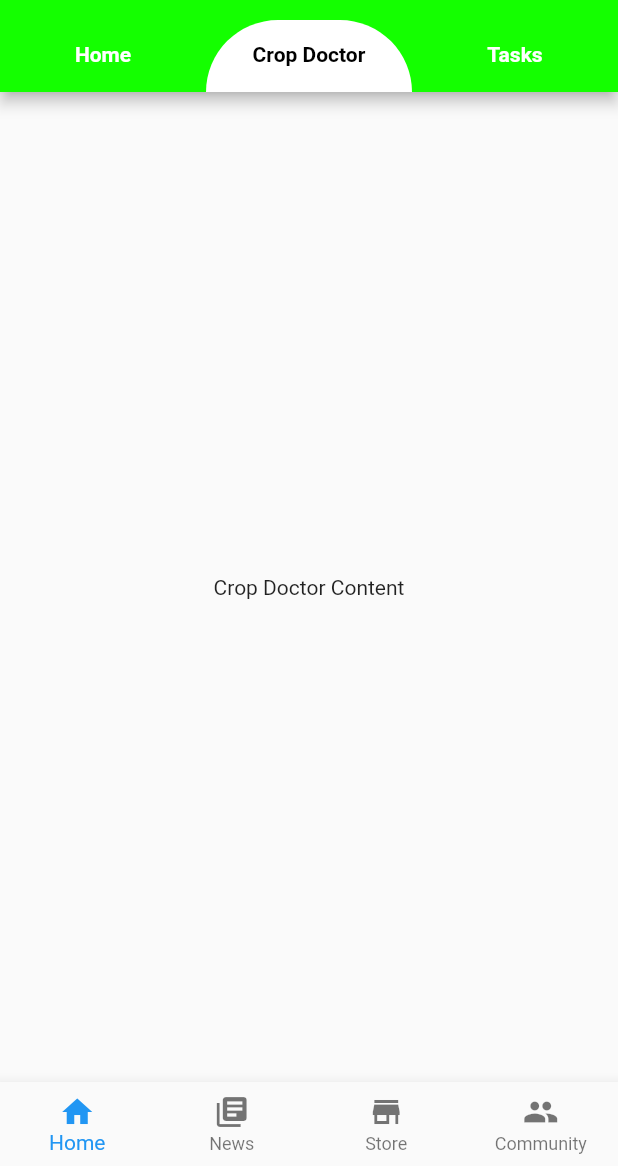
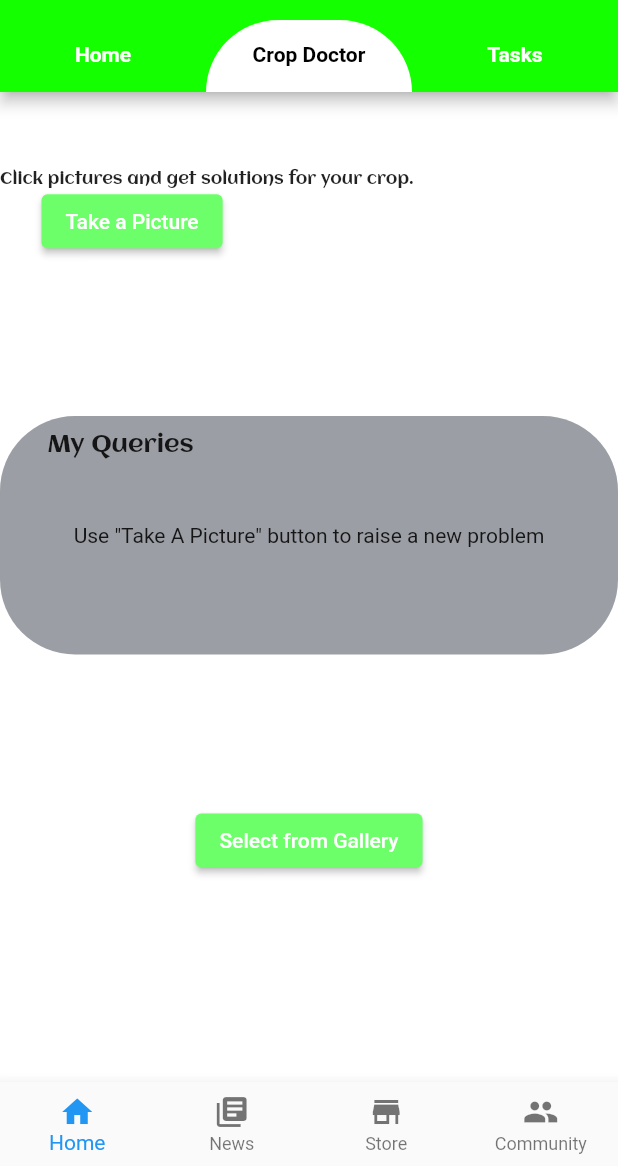
Before and after one commit to Naval1704/Greenify, a Flutter app: the LobbyPage screen opened directly, tab 2 chosen, on a phone screen of 412 x 824 dp, the part 70-1236 px from its top. Run offline on Flutter 3.47's test engine with Material 2 defaults, Android fonts, the phone set to English and light mode, and no system bars; our stand-ins replace image_picker; missing offline and left inert: amplify_auth_cognito, amplify_authenticator, amplify_flutter.

Commit message:
added cropdoctor and tasks ui

```diff
--- /dev/null
+++ b/lib/cropdoctor.dart
@@ -0,0 +1,120 @@
+import 'package:flutter/material.dart';
+import 'package:image_picker/image_picker.dart';
+import 'dart:io';
+import 'package:path_provider/path_provider.dart';
+
+class CropDoctor extends StatefulWidget {
+  @override
+  _CropDoctorState createState() => _CropDoctorState();
+}
+
+class _CropDoctorState extends State<CropDoctor> {
+  List<File> pastImages = []; // List to store past images
+  final String imagesKey = 'pastImages';
+
+  @override
+  Widget build(BuildContext context) {
+    return Scaffold(
+      backgroundColor: Colors.white, // Set the background to white
+      body: Column(
+        mainAxisSize: MainAxisSize.max,
+        children: [
+          Align(
+            alignment: AlignmentDirectional(0.00, -0.50),
+            child: Container(
+              width: double.infinity,
+              height: 116,
+              decoration: BoxDecoration(
+                color: Colors.white, // Set the background to white
+              ),
+              child: Align(
+                alignment: AlignmentDirectional(1.00, 1.00),
+                child: Stack(
+                  children: [
+                    Align(
+                      alignment: AlignmentDirectional(-1.00, 0.00),
+                      child: Text(
+                        'Click pictures and get solutions for your crop.',
+                        style: TextStyle(
+                          fontFamily: 'Aclonica',
+                          fontSize: 11,
+                        ),
+                      ),
+                    ),
+                    Align(
+                      alignment: AlignmentDirectional(-0.81, 0.83),
+                      child: ElevatedButton(
+                        onPressed: () {
+                          print('Button pressed ...');
+                        },
+                        style: ElevatedButton.styleFrom(
+                          primary: Color(0xFF6CFF69), // Set button color to #6CFF69
+                        ),
+                        child: Text('Take a Picture'),
+                      ),
+                    ),
+                  ],
+                ),
+              ),
+            ),
+          ),
+          Align(
+            alignment: AlignmentDirectional(0.00, 1.00),
+            child: Padding(
+              padding: EdgeInsets.only(top: 100),
+              child: Container(
+                width: double.infinity,
+                height: 159,
+                decoration: BoxDecoration(
+                  color: Color(0xFF9B9EA4),
+                  borderRadius: BorderRadius.circular(50),
+                ),
+                child: Align(
+                  alignment: AlignmentDirectional(0.00, 0.00),
+                  child: Stack(
+                    children: [
+                      Align(
+                        alignment: AlignmentDirectional(-0.80, -1.00),
+                        child: Padding(
+                          padding: EdgeInsets.only(top: 10),
+                          child: Text(
+                            'My Queries',
+                            style: TextStyle(
+                              fontFamily: 'Aclonica',
+                              fontSize: 16,
+                            ),
+                          ),
+                        ),
+                      ),
+                      Align(
+                        alignment: AlignmentDirectional(0.00, 0.00),
+                        child: Text(
+                          'Use "Take A Picture" button to raise a new problem',
+                        ),
+                      ),
+                    ],
+                  ),
+                ),
+              ),
+            ),
+          ),
+          Align(
+            alignment: AlignmentDirectional(0.00, 1.00),
+            child: Padding(
+              padding: EdgeInsets.only(top: 100),
+              child: ElevatedButton(
+                onPressed: () {
+                  print('Button pressed ...');
+                },
+                style: ElevatedButton.styleFrom(
+                  primary: Color(0xFF6CFF69), // Set button color to #6CFF69
+                ),
+                child: Text('Select from Gallery'),
+              ),
+            ),
+          ),
+        ],
+      ),
+    );
+  }
+}
--- a/lib/lobby_page.dart
+++ b/lib/lobby_page.dart
@@ -1,4 +1,7 @@
 import 'package:flutter/material.dart';
+import 'package:greenify/cropdoctor.dart';
+import 'package:greenify/homepage.dart';
+import 'package:greenify/tasks.dart';
 
 class LobbyPage extends StatefulWidget {
   const LobbyPage({Key? key}) : super(key: key);
@@ -100,9 +103,9 @@ class _LobbyPageState extends State<LobbyPage> {
         body: TabBarView(
           physics: NeverScrollableScrollPhysics(),
           children: <Widget>[
-            Center(child: Text('Home Content')),
-            Center(child: Text('Crop Doctor Content')),
-            Center(child: Text('Tasks Content')),
+            Center(child: HomePage()),
+            Center(child: CropDoctor()),
+            Center(child: Tasks()),
           ],
         ),
         bottomNavigationBar: BottomNavigationBar(
```
Also changed, not shown: lib/homepage.dart (added, +40 -0 lines), lib/tasks.dart (added, +140 -0 lines).
